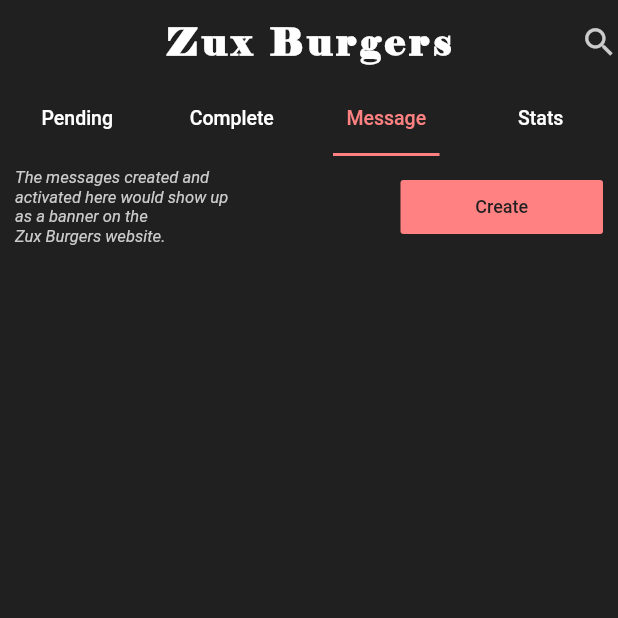
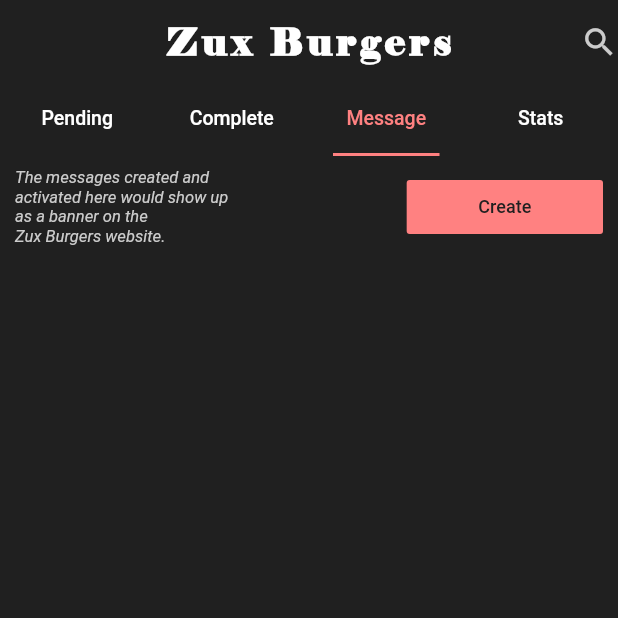
Before and after one commit to leonkoech/Zux-Burgers-App, a Flutter app: the screen it shows after launch, tab 3 chosen, on a phone screen of 412 x 824 dp, the top half of it. Run offline on Flutter 3.47's test engine with Material 2 defaults, Android fonts, the phone set to English and light mode, and no system bars; our stand-ins replace cloud_firestore, firebase_core, firebase_messaging, flutter_spinkit, fluttertoast; accounts and stored records are empty.

```diff
--- a/lib/main.dart
+++ b/lib/main.dart
@@ -2021,7 +2021,7 @@
                         textColor: Color(0xffcccccc),
                         color: Color(0xffff8181),
                         child: Container(
-                            width: MediaQuery.of(context).size.width * 0.25,
+                            width: MediaQuery.of(context).size.width * 0.24,
                             child: Center(
                                 child: Text("Create",
                                     style: TextStyle(
```
